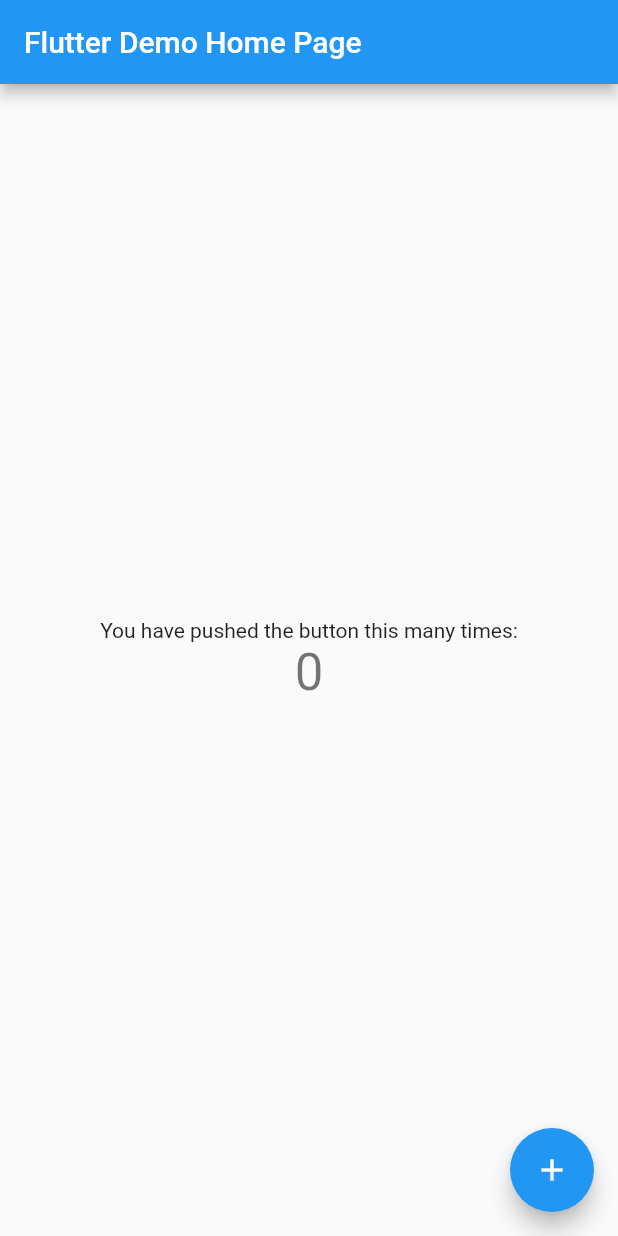
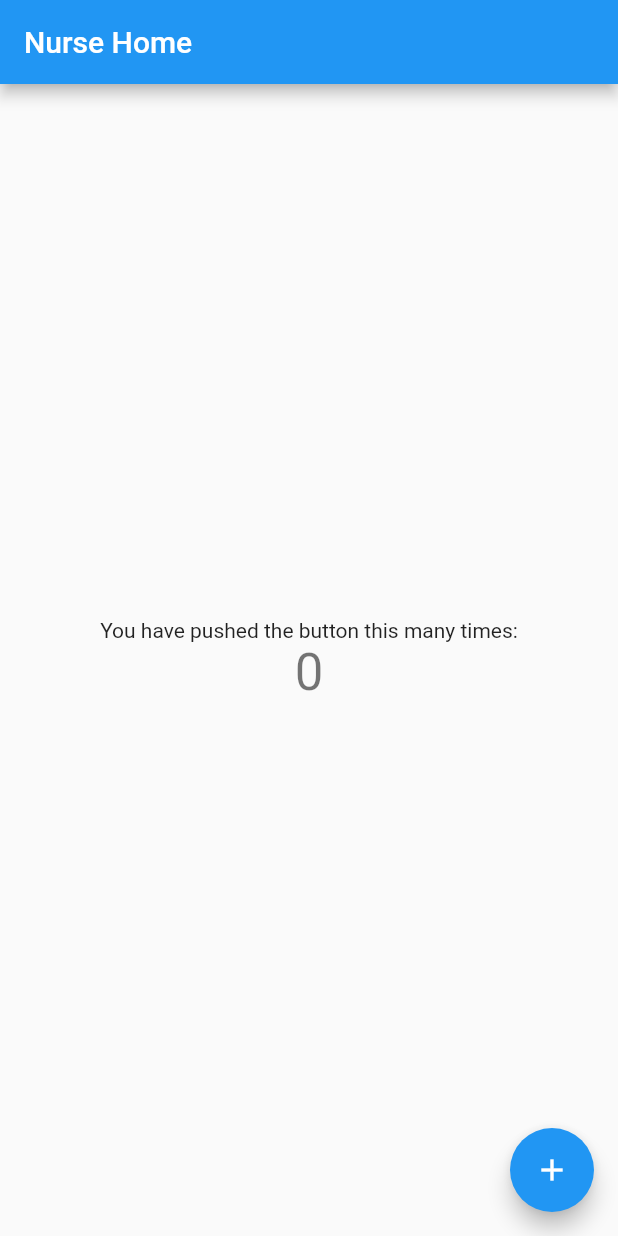
Before and after one commit to GregBorin/Nurse_Home, a Flutter app: the screen it shows after launch, on a phone screen of 412 x 824 dp. Run offline on Flutter 3.47's test engine with Material 2 defaults, Android fonts, the phone set to English and light mode, and no system bars.

Commit message:
mudei o titulo do app

```diff
--- a/nurse_home/lib/main.dart
+++ b/nurse_home/lib/main.dart
@@ -20,7 +20,7 @@ class MyApp extends StatelessWidget {
         // is not restarted.
         primarySwatch: Colors.blue,
       ),
-      home: MyHomePage(title: 'Flutter Demo Home Page'),
+      home: MyHomePage(title: 'Nurse Home'),
     );
   }
 }
```
